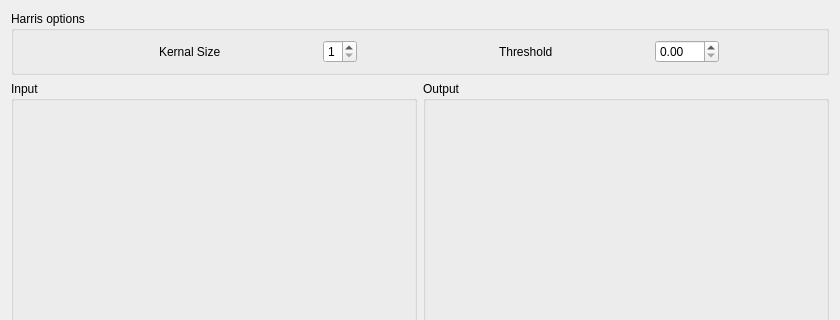
Romaisaa/CV-Toolbox, file pages/page6.ui: the form before one commit; both pictures show x 0 to 840 and y 0 to 320 of the 840 by 546 pixel window.
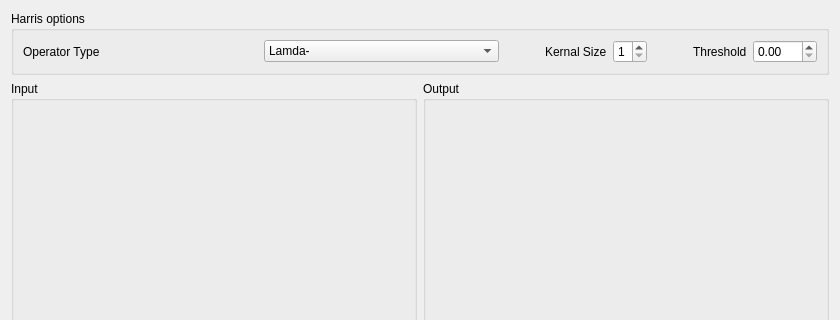
The form after the commit. Custom widgets are drawn as their Qt base class.

Patch:
```diff
--- a/pages/page6.ui
+++ b/pages/page6.ui
@@ -61,6 +61,27 @@
       <string>Harris options</string>
      </property>
      <layout class="QHBoxLayout" name="horizontalLayout">
+      <item>
+       <widget class="QLabel" name="label_3">
+        <property name="text">
+         <string>Operator Type</string>
+        </property>
+       </widget>
+      </item>
+      <item>
+       <widget class="QComboBox" name="comboBox">
+        <item>
+         <property name="text">
+          <string>Lamda-</string>
+         </property>
+        </item>
+        <item>
+         <property name="text">
+          <string>Harris</string>
+         </property>
+        </item>
+       </widget>
+      </item>
       <item>
        <spacer name="horizontalSpacer_2">
         <property name="orientation">
```
